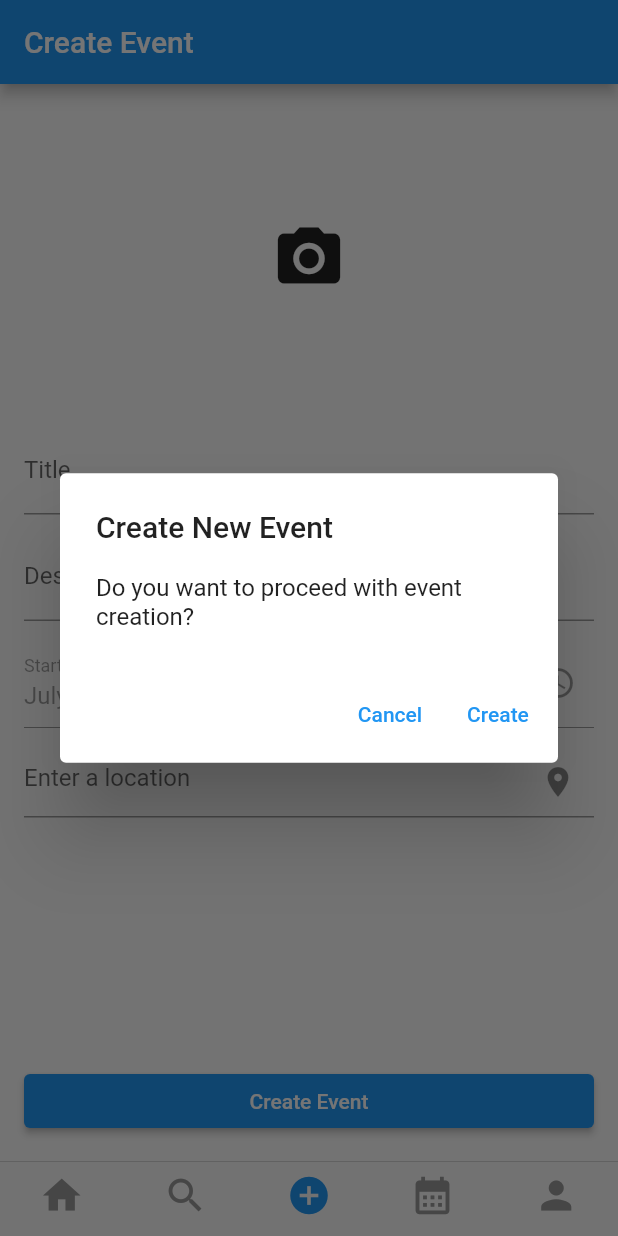
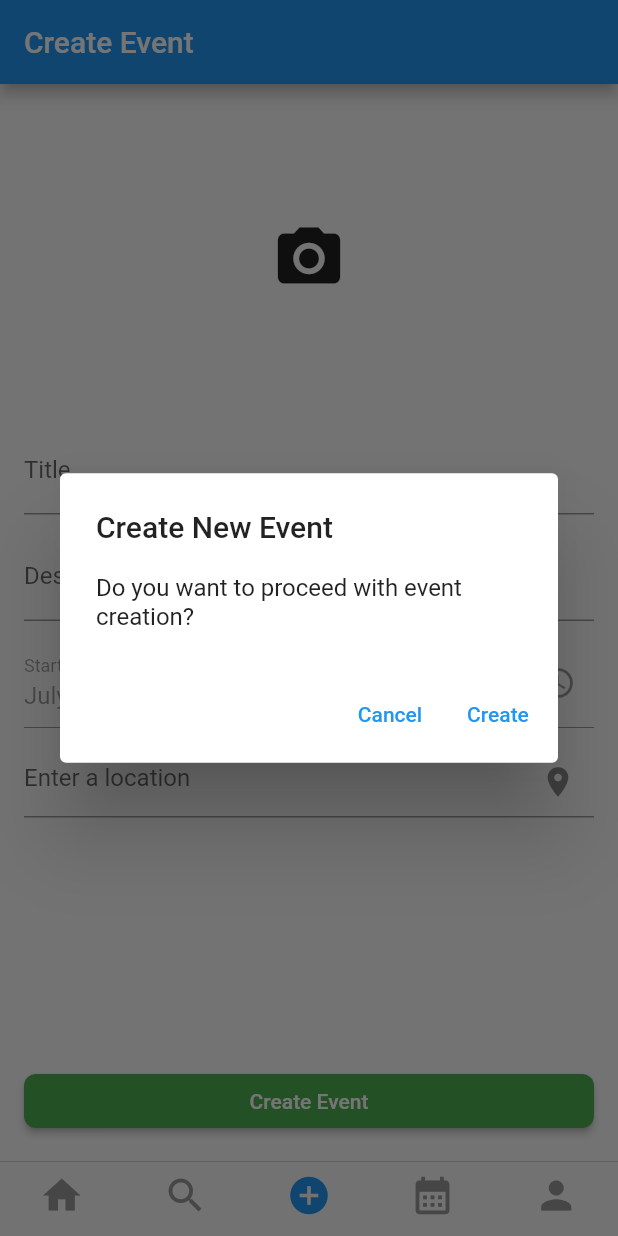
Before and after one commit to alexandrutm/EventManager, a Flutter app: the screen it shows once a user with an empty profile is signed in, swiped to page 3, on a phone screen of 412 x 824 dp. Run offline on Flutter 3.47's test engine with Material 2 defaults, Android fonts, the phone set to English and light mode, and no system bars; our stand-ins replace cloud_firestore, firebase_auth, firebase_core, firebase_storage, flutter_settings_screens, flutter_svg and 5 more; missing offline and left inert: animated_check; accounts and stored records are empty; project files that could hold a hidden picture were left out.

Commit message:
Revamp the event present page

```diff
--- a/eventmanager/lib/pages/create_event_page.dart
+++ b/eventmanager/lib/pages/create_event_page.dart
@@ -29,10 +29,11 @@ class _CreateEventPageState extends State<CreateEventPage> {
   DateTime _selectedStartDate = DateTime.now();
   DateTime _selectedEndDate = DateTime.now();
   TimeOfDay _selectedStartTime = TimeOfDay.now();
-  TimeOfDay _selectedEndTime = TimeOfDay.now().replacing(
-    hour: TimeOfDay.now().hour + 1,
-    minute: TimeOfDay.now().minute,
-  );
+  DateTime currentTime = DateTime.now();
+  DateTime oneHourLater = DateTime.now().add(const Duration(hours: 1));
+  TimeOfDay _selectedEndTime =
+      TimeOfDay.fromDateTime(DateTime.now().add(const Duration(hours: 1)));
+
   Uint8List? _imageFile;
   bool isLoading = false;
 
@@ -349,6 +350,12 @@ class _CreateEventPageState extends State<CreateEventPage> {
           Padding(
             padding: const EdgeInsets.all(16.0),
             child: ElevatedButton(
+              style: ElevatedButton.styleFrom(
+                backgroundColor: Colors.green,
+                shape: RoundedRectangleBorder(
+                  borderRadius: BorderRadius.circular(8),
+                ),
+              ),
               onPressed: _createEvent,
               child: const Text('Create Event'),
             ),
```
Also changed, not shown: eventmanager/lib/components/post_card.dart (+53 -9 lines).
